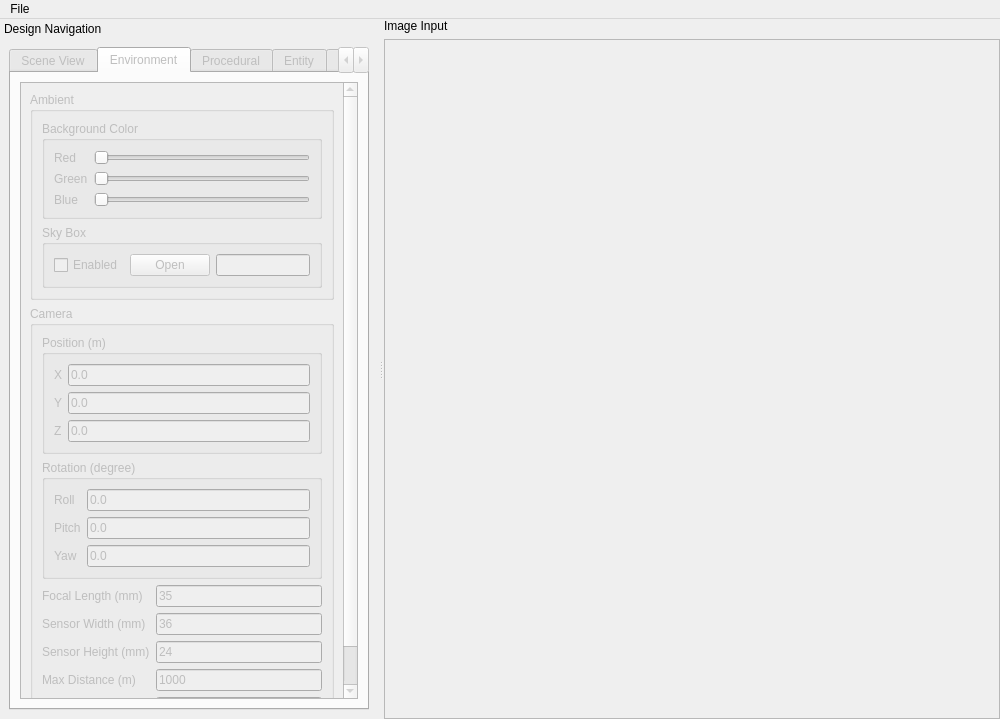
e8yes/e8yes-terrain, file editor/window_editor.ui: the form before one commit.
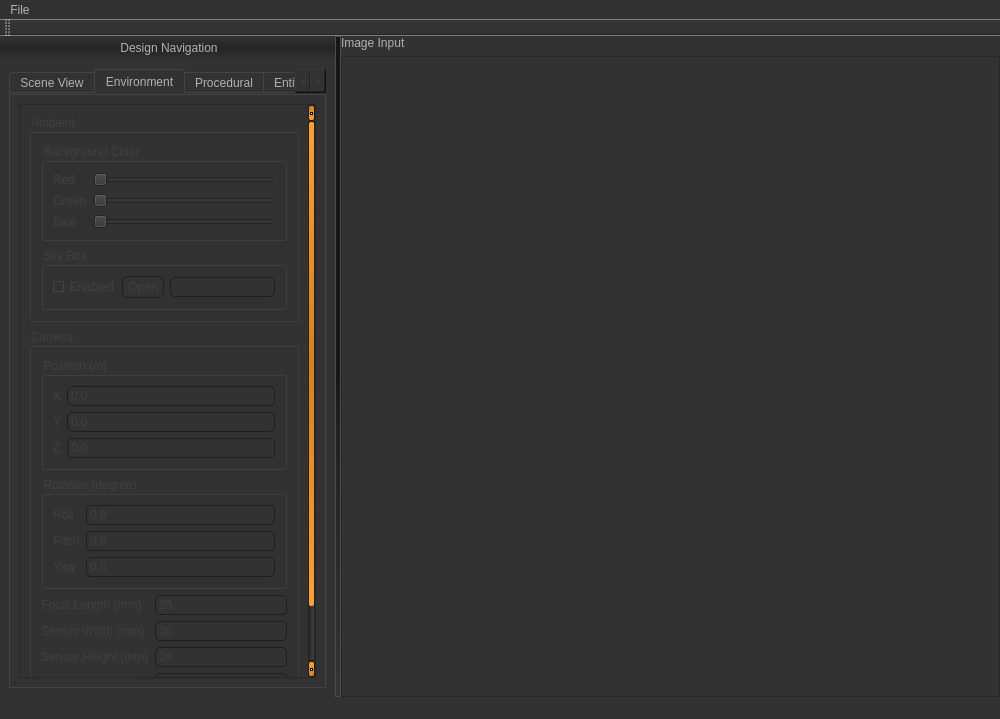
The form after the commit. The open tabs and pages were chosen to show the change. Icons and pictures are not drawn.

Commit message: Skins the UI with a dark theme.

The edit to the form file:
```diff
--- a/editor/window_editor.ui
+++ b/editor/window_editor.ui
@@ -17,7 +17,469 @@
    <string>e8 islands editor</string>
   </property>
   <property name="styleSheet">
-   <string notr="true"/>
+   <string notr="true">QToolTip
+{
+     border: 1px solid black;
+     background-color: #ffa02f;
+     padding: 1px;
+     border-radius: 3px;
+     opacity: 100;
+}
+
+QWidget
+{
+    color: #b1b1b1;
+    background-color: #323232;
+}
+
+QWidget:item:hover
+{
+    background-color: QLinearGradient( x1: 0, y1: 0, x2: 0, y2: 1, stop: 0 #ffa02f, stop: 1 #ca0619);
+    color: #000000;
+}
+
+QWidget:item:selected
+{
+    background-color: QLinearGradient( x1: 0, y1: 0, x2: 0, y2: 1, stop: 0 #ffa02f, stop: 1 #d7801a);
+}
+
+QMenuBar::item
+{
+    background: transparent;
+}
+
+QMenuBar::item:selected
+{
+    background: transparent;
+    border: 1px solid #ffaa00;
+}
+
+QMenuBar::item:pressed
+{
+    background: #444;
+    border: 1px solid #000;
+    background-color: QLinearGradient(
+        x1:0, y1:0,
+        x2:0, y2:1,
+        stop:1 #212121,
+        stop:0.4 #343434/*,
+        stop:0.2 #343434,
+        stop:0.1 #ffaa00*/
+    );
+    margin-bottom:-1px;
+    padding-bottom:1px;
+}
+
+QMenu
+{
+    border: 1px solid #000;
+}
+
+QMenu::item
+{
+    padding: 2px 20px 2px 20px;
+}
+
+QMenu::item:selected
+{
+    color: #000000;
+}
+
+QWidget:disabled
+{
+    color: #404040;
+    background-color: #323232;
+}
+
+QAbstractItemView
+{
+    background-color: QLinearGradient( x1: 0, y1: 0, x2: 0, y2: 1, stop: 0 #4d4d4d, stop: 0.1 #646464, stop: 1 #5d5d5d);
+    /*background-color: darkgray;*/
+}
+
+QWidget:focus
+{
+    /*border: 2px solid QLinearGradient( x1: 0, y1: 0, x2: 0, y2: 1, stop: 0 #ffa02f, stop: 1 #d7801a);*/
+}
+
+QLineEdit
+{
+    background-color: QLinearGradient( x1: 0, y1: 0, x2: 0, y2: 1, stop: 0 #4d4d4d, stop: 0 #646464, stop: 1 #5d5d5d);
+    padding: 1px;
+    border-style: solid;
+    border: 1px solid #1e1e1e;
+    border-radius: 5;
+}
+
+QPushButton
+{
+    color: #b1b1b1;
+    background-color: QLinearGradient( x1: 0, y1: 0, x2: 0, y2: 1, stop: 0 #565656, stop: 0.1 #525252, stop: 0.5 #4e4e4e, stop: 0.9 #4a4a4a, stop: 1 #464646);
+    border-width: 1px;
+    border-color: #1e1e1e;
+    border-style: solid;
+    border-radius: 6;
+    padding: 3px;
+    font-size: 12px;
+    padding-left: 5px;
+    padding-right: 5px;
+}
+
+QPushButton:pressed
+{
+    background-color: QLinearGradient( x1: 0, y1: 0, x2: 0, y2: 1, stop: 0 #2d2d2d, stop: 0.1 #2b2b2b, stop: 0.5 #292929, stop: 0.9 #282828, stop: 1 #252525);
+}
+
+QComboBox
+{
+    selection-background-color: #ffaa00;
+    background-color: QLinearGradient( x1: 0, y1: 0, x2: 0, y2: 1, stop: 0 #565656, stop: 0.1 #525252, stop: 0.5 #4e4e4e, stop: 0.9 #4a4a4a, stop: 1 #464646);
+    border-style: solid;
+    border: 1px solid #1e1e1e;
+    border-radius: 5;
+}
+
+QComboBox:hover,QPushButton:hover
+{
+    border: 2px solid QLinearGradient( x1: 0, y1: 0, x2: 0, y2: 1, stop: 0 #ffa02f, stop: 1 #d7801a);
+}
+
+
+QComboBox:on
+{
+    padding-top: 3px;
+    padding-left: 4px;
+    background-color: QLinearGradient( x1: 0, y1: 0, x2: 0, y2: 1, stop: 0 #2d2d2d, stop: 0.1 #2b2b2b, stop: 0.5 #292929, stop: 0.9 #282828, stop: 1 #252525);
+    selection-background-color: #ffaa00;
+}
+
+QComboBox QAbstractItemView
+{
+    border: 2px solid darkgray;
+    selection-background-color: QLinearGradient( x1: 0, y1: 0, x2: 0, y2: 1, stop: 0 #ffa02f, stop: 1 #d7801a);
+}
+
+QComboBox::drop-down
+{
+     subcontrol-origin: padding;
+     subcontrol-position: top right;
+     width: 15px;
+
+     border-left-width: 0px;
+     border-left-color: darkgray;
+     border-left-style: solid; /* just a single line */
+     border-top-right-radius: 3px; /* same radius as the QComboBox */
+     border-bottom-right-radius: 3px;
+ }
+
+QComboBox::down-arrow
+{
+     image: url(:/down_arrow.png);
+}
+
+QGroupBox:focus
+{
+border: 2px solid QLinearGradient( x1: 0, y1: 0, x2: 0, y2: 1, stop: 0 #ffa02f, stop: 1 #d7801a);
+}
+
+QTextEdit:focus
+{
+    border: 2px solid QLinearGradient( x1: 0, y1: 0, x2: 0, y2: 1, stop: 0 #ffa02f, stop: 1 #d7801a);
+}
+
+QScrollBar:horizontal {
+     border: 1px solid #222222;
+     background: QLinearGradient( x1: 0, y1: 0, x2: 0, y2: 1, stop: 0.0 #121212, stop: 0.2 #282828, stop: 1 #484848);
+     height: 7px;
+     margin: 0px 16px 0 16px;
+}
+
+QScrollBar::handle:horizontal
+{
+      background: QLinearGradient( x1: 0, y1: 0, x2: 1, y2: 0, stop: 0 #ffa02f, stop: 0.5 #d7801a, stop: 1 #ffa02f);
+      min-height: 20px;
+      border-radius: 2px;
+}
+
+QScrollBar::add-line:horizontal {
+      border: 1px solid #1b1b19;
+      border-radius: 2px;
+      background: QLinearGradient( x1: 0, y1: 0, x2: 1, y2: 0, stop: 0 #ffa02f, stop: 1 #d7801a);
+      width: 14px;
+      subcontrol-position: right;
+      subcontrol-origin: margin;
+}
+
+QScrollBar::sub-line:horizontal {
+      border: 1px solid #1b1b19;
+      border-radius: 2px;
+      background: QLinearGradient( x1: 0, y1: 0, x2: 1, y2: 0, stop: 0 #ffa02f, stop: 1 #d7801a);
+      width: 14px;
+     subcontrol-position: left;
+     subcontrol-origin: margin;
+}
+
+QScrollBar::right-arrow:horizontal, QScrollBar::left-arrow:horizontal
+{
+      border: 1px solid black;
+      width: 1px;
+      height: 1px;
+      background: white;
+}
+
+QScrollBar::add-page:horizontal, QScrollBar::sub-page:horizontal
+{
+      background: none;
+}
+
+QScrollBar:vertical
+{
+      background: QLinearGradient( x1: 0, y1: 0, x2: 1, y2: 0, stop: 0.0 #121212, stop: 0.2 #282828, stop: 1 #484848);
+      width: 7px;
+      margin: 16px 0 16px 0;
+      border: 1px solid #222222;
+}
+
+QScrollBar::handle:vertical
+{
+      background: QLinearGradient( x1: 0, y1: 0, x2: 0, y2: 1, stop: 0 #ffa02f, stop: 0.5 #d7801a, stop: 1 #ffa02f);
+      min-height: 20px;
+      border-radius: 2px;
+}
+
+QScrollBar::add-line:vertical
+{
+      border: 1px solid #1b1b19;
+      border-radius: 2px;
+      background: QLinearGradient( x1: 0, y1: 0, x2: 0, y2: 1, stop: 0 #ffa02f, stop: 1 #d7801a);
+      height: 14px;
+      subcontrol-position: bottom;
+      subcontrol-origin: margin;
+}
+
+QScrollBar::sub-line:vertical
+{
+      border: 1px solid #1b1b19;
+      border-radius: 2px;
+      background: QLinearGradient( x1: 0, y1: 0, x2: 0, y2: 1, stop: 0 #d7801a, stop: 1 #ffa02f);
+      height: 14px;
+      subcontrol-position: top;
+      subcontrol-origin: margin;
+}
+
+QScrollBar::up-arrow:vertical, QScrollBar::down-arrow:vertical
+{
+      border: 1px solid black;
+      width: 1px;
+      height: 1px;
+      background: white;
+}
+
+
+QScrollBar::add-page:vertical, QScrollBar::sub-page:vertical
+{
+      background: none;
+}
+
+QTextEdit
+{
+    background-color: #242424;
+}
+
+QPlainTextEdit
+{
+    background-color: #242424;
+}
+
+QHeaderView::section
+{
+    background-color: QLinearGradient(x1:0, y1:0, x2:0, y2:1, stop:0 #616161, stop: 0.5 #505050, stop: 0.6 #434343, stop:1 #656565);
+    color: white;
+    padding-left: 4px;
+    border: 1px solid #6c6c6c;
+}
+
+QCheckBox:disabled
+{
+color: #414141;
+}
+
+QDockWidget::title
+{
+    text-align: center;
+    spacing: 3px; /* spacing between items in the tool bar */
+  	padding-top: 5px;
+  	padding-bottom: 5px;
+    background-color: QLinearGradient(x1:0, y1:0, x2:0, y2:1, stop:0 #323232, stop: 0.5 #242424, stop:1 #323232);
+}
+
+QDockWidget::close-button, QDockWidget::float-button
+{
+    text-align: center;
+    spacing: 1px; /* spacing between items in the tool bar */
+    background-color: QLinearGradient(x1:0, y1:0, x2:0, y2:1, stop:0 #323232, stop: 0.5 #242424, stop:1 #323232);
+}
+
+QDockWidget::close-button:hover, QDockWidget::float-button:hover
+{
+    background: #242424;
+}
+
+QDockWidget::close-button:pressed, QDockWidget::float-button:pressed
+{
+    padding: 1px -1px -1px 1px;
+}
+
+QMainWindow::separator
+{
+    background-color: QLinearGradient(x1:0, y1:0, x2:0, y2:1, stop:0 #161616, stop: 0.5 #151515, stop: 0.6 #212121, stop:1 #343434);
+    color: white;
+    padding-left: 4px;
+    border: 1px solid #4c4c4c;
+    spacing: 3px; /* spacing between items in the tool bar */
+}
+
+QMainWindow::separator:hover
+{
+
+    background-color: QLinearGradient(x1:0, y1:0, x2:0, y2:1, stop:0 #d7801a, stop:0.5 #b56c17 stop:1 #ffa02f);
+    color: white;
+    padding-left: 4px;
+    border: 1px solid #6c6c6c;
+    spacing: 3px; /* spacing between items in the tool bar */
+}
+
+QToolBar::handle
+{
+     spacing: 3px; /* spacing between items in the tool bar */
+     background: url(:/images/handle.png);
+}
+
+QMenu::separator
+{
+    height: 2px;
+    background-color: QLinearGradient(x1:0, y1:0, x2:0, y2:1, stop:0 #161616, stop: 0.5 #151515, stop: 0.6 #212121, stop:1 #343434);
+    color: white;
+    padding-left: 4px;
+    margin-left: 10px;
+    margin-right: 5px;
+}
+
+QProgressBar
+{
+    border: 2px solid grey;
+    border-radius: 5px;
+    text-align: center;
+}
+
+QProgressBar::chunk
+{
+    background-color: #d7801a;
+    width: 2.15px;
+    margin: 0.5px;
+}
+
+QTabBar::tab {
+    color: #b1b1b1;
+    border: 1px solid #444;
+    border-bottom-style: none;
+    background-color: #323232;
+    padding-left: 10px;
+    padding-right: 10px;
+    padding-top: 3px;
+    padding-bottom: 2px;
+    margin-right: -1px;
+}
+
+QTabWidget::pane {
+    border: 1px solid #444;
+    top: 1px;
+}
+
+QTabBar::tab:last
+{
+    margin-right: 0; /* the last selected tab has nothing to overlap with on the right */
+    border-top-right-radius: 3px;
+}
+
+QTabBar::tab:first:!selected
+{
+ margin-left: 0px; /* the last selected tab has nothing to overlap with on the right */
+
+
+    border-top-left-radius: 3px;
+}
+
+QTabBar::tab:!selected
+{
+    color: #b1b1b1;
+    border-bottom-style: solid;
+    margin-top: 3px;
+    background-color: QLinearGradient(x1:0, y1:0, x2:0, y2:1, stop:1 #212121, stop:.4 #343434);
+}
+
+QTabBar::tab:selected
+{
+    border-top-left-radius: 3px;
+    border-top-right-radius: 3px;
+    margin-bottom: 0px;
+}
+
+QTabBar::tab:!selected:hover
+{
+    /*border-top: 2px solid #ffaa00;
+    padding-bottom: 3px;*/
+    border-top-left-radius: 3px;
+    border-top-right-radius: 3px;
+    background-color: QLinearGradient(x1:0, y1:0, x2:0, y2:1, stop:1 #212121, stop:0.4 #343434, stop:0.2 #343434, stop:0.1 #ffaa00);
+}
+
+QRadioButton::indicator:checked, QRadioButton::indicator:unchecked{
+    color: #b1b1b1;
+    background-color: #323232;
+    border: 1px solid #b1b1b1;
+    border-radius: 6px;
+}
+
+QRadioButton::indicator:checked
+{
+    background-color: qradialgradient(
+        cx: 0.5, cy: 0.5,
+        fx: 0.5, fy: 0.5,
+        radius: 1.0,
+        stop: 0.25 #ffaa00,
+        stop: 0.3 #323232
+    );
+}
+
+QCheckBox::indicator{
+    color: #b1b1b1;
+    background-color: #323232;
+    border: 1px solid #b1b1b1;
+    width: 9px;
+    height: 9px;
+}
+
+QRadioButton::indicator
+{
+    border-radius: 6px;
+}
+
+QRadioButton::indicator:hover, QCheckBox::indicator:hover
+{
+    border: 1px solid #ffaa00;
+}
+
+QCheckBox::indicator:checked
+{
+    image:url(:/images/checkbox.png);
+}
+
+QCheckBox::indicator:disabled, QRadioButton::indicator:disabled
+{
+    border: 1px solid #444;
+}
+</string>
   </property>
   <widget class="QWidget" name="central_widget">
    <layout class="QVBoxLayout" name="verticalLayout_2">
@@ -156,8 +618,8 @@
              <rect>
               <x>0</x>
               <y>0</y>
-              <width>367</width>
-              <height>719</height>
+              <width>376</width>
+              <height>695</height>
              </rect>
             </property>
             <layout class="QVBoxLayout" name="verticalLayout_13">
@@ -919,6 +1381,18 @@
     </layout>
    </widget>
   </widget>
+  <widget class="QStatusBar" name="status_bar"/>
+  <widget class="QToolBar" name="tool_bar">
+   <property name="windowTitle">
+    <string>toolBar</string>
+   </property>
+   <attribute name="toolBarArea">
+    <enum>TopToolBarArea</enum>
+   </attribute>
+   <attribute name="toolBarBreak">
+    <bool>false</bool>
+   </attribute>
+  </widget>
   <action name="action_open_scene">
    <property name="text">
     <string>Open Scene</string>
```
Left out of the diff: 12 changed lines with no effect on the pictures.
